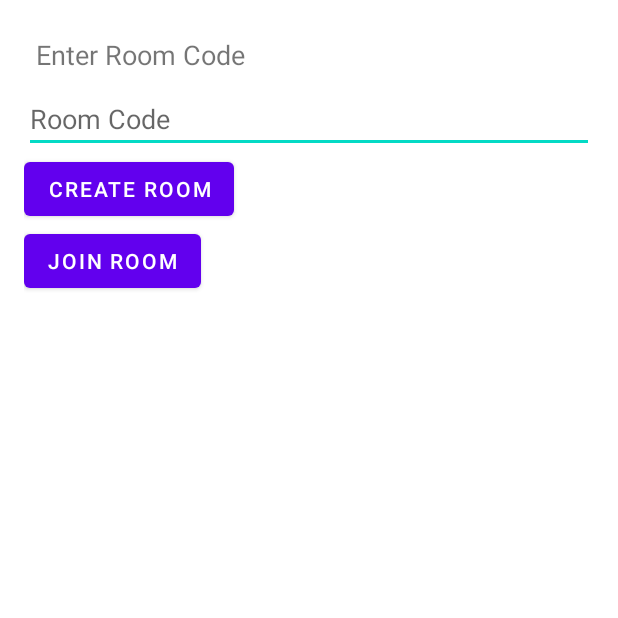
After one commit to hylansilvadev/tik-tak-toe-unicap-sin-2024.1, an Android app: the CreateNewGameActivity screen opened directly, with no data from a screen before it, on a phone screen of 412 x 824 dp, the top half of it. The commit adds this screen. Run offline under Robolectric (Android 15) with nearby library versions, the phone set to English and light mode, and no system bars; our stand-ins replace Firebase (no records; nobody signed in at launch, a user with empty details on screens opened directly).

Commit message:
Feat: Adicionando toda a logica + design de buscar partidas e criar partidas

```diff
--- a/app/build.gradle
+++ b/app/build.gradle
@@ -46,4 +46,5 @@ dependencies {
     implementation libs.firebase.ui.auth
     implementation libs.glide
     annotationProcessor libs.compiler
+    implementation 'com.github.yuriy-budiyev:code-scanner:2.3.0'
 }
--- /dev/null
+++ b/app/src/main/java/com/unicap/sin2022b/tictactoeunicap20241/CreateNewGameActivity.java
@@ -0,0 +1,96 @@
+package com.unicap.sin2022b.tictactoeunicap20241;
+
+import static android.content.ContentValues.TAG;
+
+import android.content.Intent;
+import android.os.Bundle;
+import android.util.Log;
+import android.view.View;
+import android.widget.Button;
+import android.widget.EditText;
+import android.widget.TextView;
+
+import androidx.annotation.NonNull;
+import androidx.annotation.Nullable;
+import androidx.appcompat.app.AppCompatActivity;
+
+import com.google.firebase.database.DataSnapshot;
+import com.google.firebase.database.DatabaseError;
+import com.google.firebase.database.DatabaseReference;
+import com.google.firebase.database.FirebaseDatabase;
+import com.google.firebase.database.ValueEventListener;
+import com.unicap.sin2022b.tictactoeunicap20241.Service.Users;
+
+import java.util.UUID;
+
+public class CreateNewGameActivity extends AppCompatActivity {
+
+    FirebaseDatabase database = FirebaseDatabase.getInstance();
+    DatabaseReference mDatabase = database.getReference("games");
+
+    TextView matchLink;
+    Button createRoomButton;
+    EditText roomCodeInput;
+    String gameId;
+    DatabaseReference gameRef;
+    Users user;
+
+    @Override
+    protected void onCreate(@Nullable Bundle savedInstanceState) {
+        super.onCreate(savedInstanceState);
+        setContentView(R.layout.activity_create_new_game);
+
+        matchLink = findViewById(R.id.matchLink);
+        createRoomButton = findViewById(R.id.createRoomButton);
+        roomCodeInput = findViewById(R.id.roomCodeInput);
+        user = Users.getInstance();
+
+        createRoomButton.setOnClickListener(new View.OnClickListener() {
+            @Override
+            public void onClick(View v) {
+                createRoom();
+            }
+        });
+    }
+
+    private void createRoom() {
+        gameId = UUID.randomUUID().toString();
+        gameRef = mDatabase.child(gameId);
+
+        gameRef.child("playerOne").setValue(user, new DatabaseReference.CompletionListener() {
+            @Override
+            public void onComplete(DatabaseError databaseError, @NonNull DatabaseReference databaseReference) {
+                if (databaseError != null) {
+                    Log.e(TAG, "Error creating room", databaseError.toException());
+                } else {
+                    gameRef.child("currentPlayer").setValue(user.getName()); // Define o jogador atual
+                    matchLink.setText(gameId);
+                    listenForGameStart();
+                }
+            }
+        });
+    }
+
+    private void listenForGameStart() {
+        gameRef.addValueEventListener(new ValueEventListener() {
+            @Override
+            public void onDataChange(@NonNull DataSnapshot dataSnapshot) {
+                String playerOneStatus = dataSnapshot.child("playerOne").child("name").getValue(String.class);
+                String playerTwoStatus = dataSnapshot.child("playerTwo").child("name").getValue(String.class);
+
+                if (playerOneStatus != null && playerTwoStatus != null) {
+                    // Ambos os jogadores estão conectados, iniciar a GameActivity
+                    Intent intent = new Intent(CreateNewGameActivity.this, GameActivity.class);
+                    intent.putExtra("gameId", gameId);
+                    startActivity(intent);
+                    finish(); // Finalizar a CreateNewGameActivity para que não possa voltar
+                }
+            }
+
+            @Override
+            public void onCancelled(@NonNull DatabaseError error) {
+                Log.w(TAG, "Failed to read value.", error.toException());
+            }
+        });
+    }
+}
--- /dev/null
+++ b/app/src/main/res/layout/activity_create_new_game.xml
@@ -0,0 +1,33 @@
+<?xml version="1.0" encoding="utf-8"?>
+<LinearLayout xmlns:android="http://schemas.android.com/apk/res/android"
+    android:layout_width="match_parent"
+    android:layout_height="match_parent"
+    android:orientation="vertical"
+    android:padding="16dp">
+
+    <TextView
+        android:id="@+id/matchLink"
+        android:layout_width="wrap_content"
+        android:layout_height="wrap_content"
+        android:text="Enter Room Code"
+        android:textSize="18sp"
+        android:padding="8dp" />
+
+    <EditText
+        android:id="@+id/roomCodeInput"
+        android:layout_width="match_parent"
+        android:layout_height="wrap_content"
+        android:hint="Room Code" />
+
+    <Button
+        android:id="@+id/createRoomButton"
+        android:layout_width="wrap_content"
+        android:layout_height="wrap_content"
+        android:text="Create Room" />
+
+    <Button
+        android:id="@+id/joinRoomButton"
+        android:layout_width="wrap_content"
+        android:layout_height="wrap_content"
+        android:text="Join Room" />
+</LinearLayout>
--- a/settings.gradle
+++ b/settings.gradle
@@ -16,6 +16,7 @@ dependencyResolutionManagement {
     repositories {
         google()
         mavenCentral()
+        maven { url 'https://jitpack.io' }
     }
 }
 
```
Also changed, not shown: app/src/main/AndroidManifest.xml (+16 -0 lines), app/src/main/java/com/unicap/sin2022b/tictactoeunicap20241/FindNewGameActivity.java (added, +122 -0 lines), app/src/main/java/com/unicap/sin2022b/tictactoeunicap20241/MainMenuActivity.java (+22 -1 lines), app/src/main/res/layout/activity_find_new_game.xml (added, +29 -0 lines).
